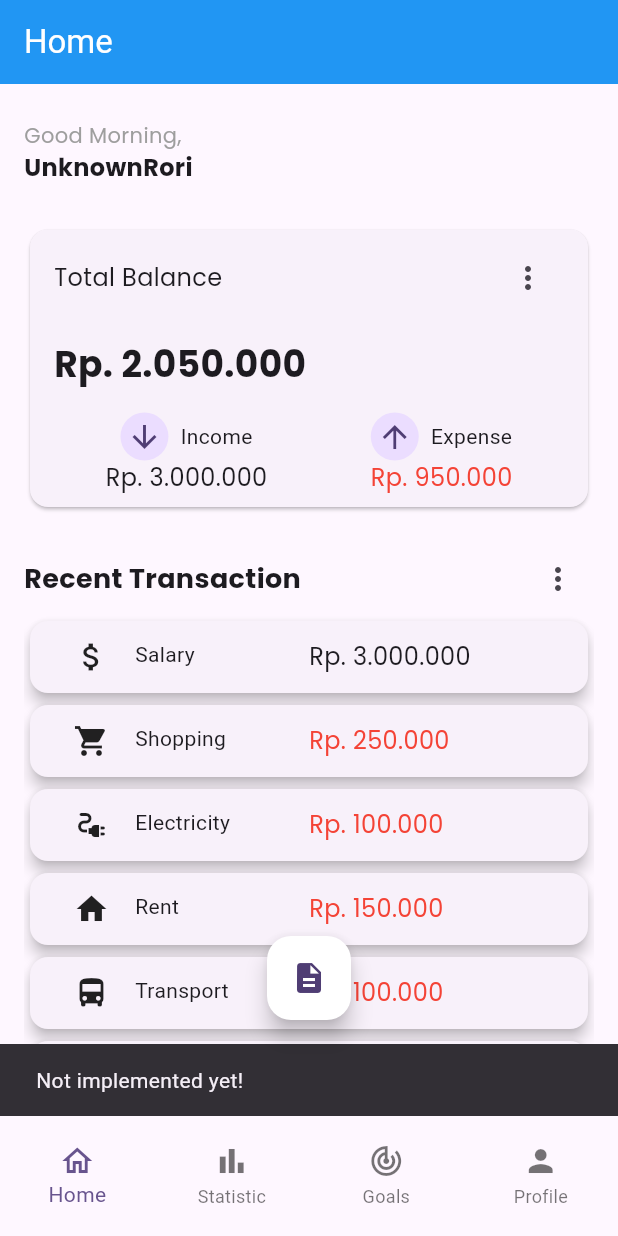
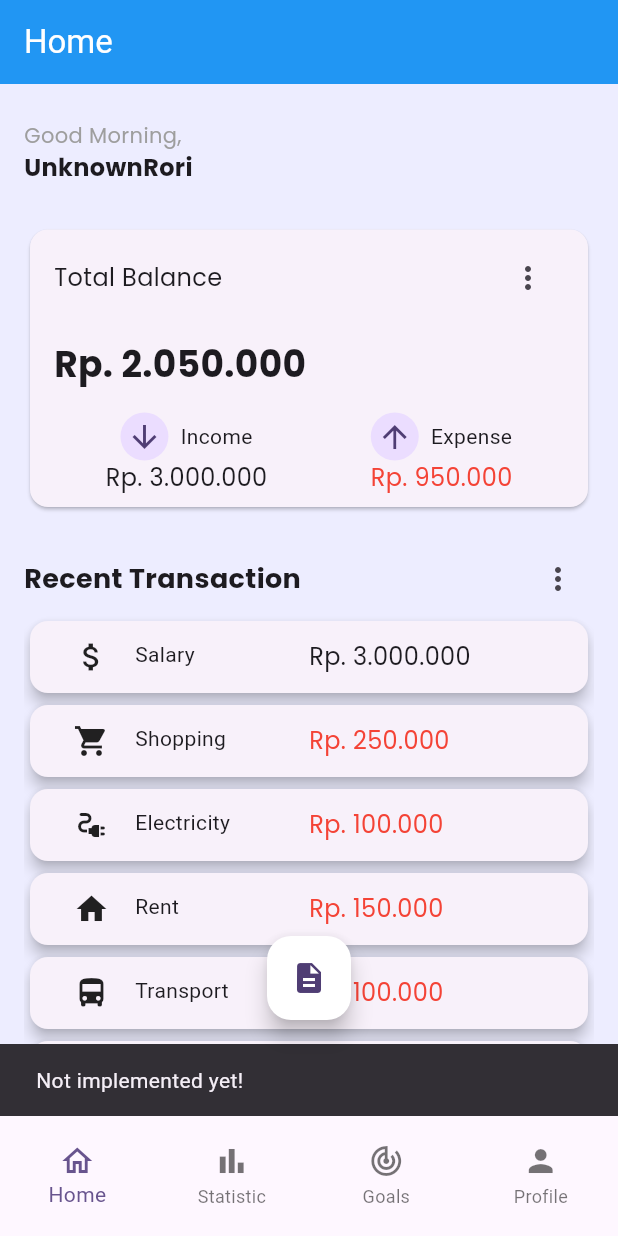
Before and after one commit to UnknownRori/budgetmate, a Flutter app: the screen it shows after launch, after a tap on the "more vert" icon, on a phone screen of 412 x 824 dp. Run offline on Flutter 3.47's test engine with Material 3 defaults, Android fonts, the light colour scheme and no system bars.

Commit message:
📦 scaffold statistics, change bg

```diff
--- a/lib/main.dart
+++ b/lib/main.dart
@@ -25,6 +25,7 @@ class MyApp extends StatelessWidget {
       title: 'Budget Mate',
       theme: ThemeData(
         colorScheme: ColorScheme.fromSeed(seedColor: Colors.deepPurple),
+        scaffoldBackgroundColor: const Color(0xedededff),
         useMaterial3: true,
       ),
       home: MainPage(),
--- a/lib/models/transaction.dart
+++ b/lib/models/transaction.dart
@@ -15,7 +15,23 @@ Map<String, IconData> categoryIcons = {
   'Rent': Icons.home,
 };
 
-class Transaction extends ChangeNotifier {
+class SumTransaction {
+  TransactionType type;
+  double amount;
+  String category;
+
+  SumTransaction({
+    required this.type,
+    required this.amount,
+    required this.category,
+  });
+
+  IconData getCategoryIcon() {
+    return categoryIcons[category] ?? Icons.help;
+  }
+}
+
+class Transaction {
   String id;
   TransactionType type;
   double amount;
@@ -93,6 +109,27 @@ class TransactionRepository {
     return false;
   }
 
+  List<SumTransaction> sumExpenseByCategory() {
+    Map<String, SumTransaction> categorySums = {};
+
+    for (var transaction in _data) {
+      if (categorySums.containsKey(transaction.category)) {
+        if (transaction.type == TransactionType.expense) {
+          categorySums[transaction.category]!.amount += transaction.amount;
+        }
+      } else {
+        if (transaction.type == TransactionType.expense) {
+          categorySums[transaction.category] = SumTransaction(
+              type: transaction.type,
+              amount: transaction.amount,
+              category: transaction.category);
+        }
+      }
+    }
+
+    return categorySums.values.toList();
+  }
+
   List<Transaction> latestTransactions(int total) {
     List<Transaction> sortedTransactions = List.from(_data);
     sortedTransactions.sort((a, b) => b.date.compareTo(a.date));
--- a/lib/page/statistics_page.dart
+++ b/lib/page/statistics_page.dart
@@ -1,10 +1,112 @@
+import 'package:budget_mate/models/transaction.dart';
+import 'package:budget_mate/utils/theme.dart';
 import 'package:flutter/material.dart';
+import 'package:intl/intl.dart';
+import 'package:provider/provider.dart';
 
 class StatisticsPage extends StatelessWidget {
   const StatisticsPage({super.key});
 
   @override
   Widget build(BuildContext context) {
-    return Center(child: Text("Hi Statistics!"));
+    return Scaffold(
+      appBar: AppBar(
+        backgroundColor: Colors.blue,
+        title: const Text(
+          'Statistics',
+          style: TextStyle(color: Colors.white),
+        ),
+      ),
+      body: LayoutBuilder(
+        builder: (BuildContext context, BoxConstraints constraints) {
+          if (constraints.maxWidth <= 600) {
+            return StatisticsMobile();
+          } else if (constraints.maxWidth <= 1200) {
+            return StatisticsMobile();
+          } else {
+            return StatisticsMobile();
+          }
+        },
+      ),
+    );
   }
 }
+
+class StatisticsMobile extends StatefulWidget {
+  @override
+  _StatisticsMobileState createState() => _StatisticsMobileState();
+}
+
+class _StatisticsMobileState extends State<StatisticsMobile> {
+  @override
+  Widget build(BuildContext context) {
+    final transactionRepo = Provider.of<TransactionRepository>(context);
+    final NumberFormat formatter =
+        NumberFormat.currency(locale: 'id_ID', symbol: 'Rp. ');
+    final topSpendings = transactionRepo.sumExpenseByCategory();
+
+    return SafeArea(
+      child: Padding(
+        padding: mobile.pagePadding,
+        child: Column(
+          crossAxisAlignment: CrossAxisAlignment.start,
+          children: [
+            Row(
+              mainAxisAlignment: MainAxisAlignment.spaceBetween,
+              children: [
+                Text("Top Spending", style: mobile.textMidBold),
+                IconButton(
+                  onPressed: () {},
+                  icon: const Icon(Icons.sort),
+                ),
+              ],
+            ),
+            Expanded(
+              child: ListView.builder(
+                  itemCount: topSpendings.length,
+                  itemBuilder: (context, index) {
+                    final item = topSpendings[index];
+
+                    final String itemAmount = formatter.format(item.amount);
+                    return Card(
+                      elevation: 4,
+                      child: InkWell(
+                        onTap: () => ScaffoldMessenger.of(context).showSnackBar(
+                          const SnackBar(
+                            content: Text("Not implemented yet!"),
+                            duration: Duration(seconds: 1),
+                          ),
+                        ),
+                        child: Padding(
+                          padding: const EdgeInsets.all(12),
+                          child: Row(
+                            crossAxisAlignment: CrossAxisAlignment.start,
+                            children: [
+                              Expanded(
+                                flex: 1,
+                                child: Icon(item.getCategoryIcon()),
+                              ),
+                              Expanded(
+                                flex: 2,
+                                child: Text(item.category),
+                              ),
+                              Expanded(
+                                flex: 3,
+                                child: item.type == TransactionType.income
+                                    ? Text(itemAmount, style: mobile.text)
+                                    : Text(itemAmount,
+                                        style: mobile.textDanger),
+                              )
+                            ],
+                          ),
+                        ),
+                      ),
+                    );
+                  }),
+            ),
+          ],
+        ),
+      ),
+    );
+  }
+}
```
